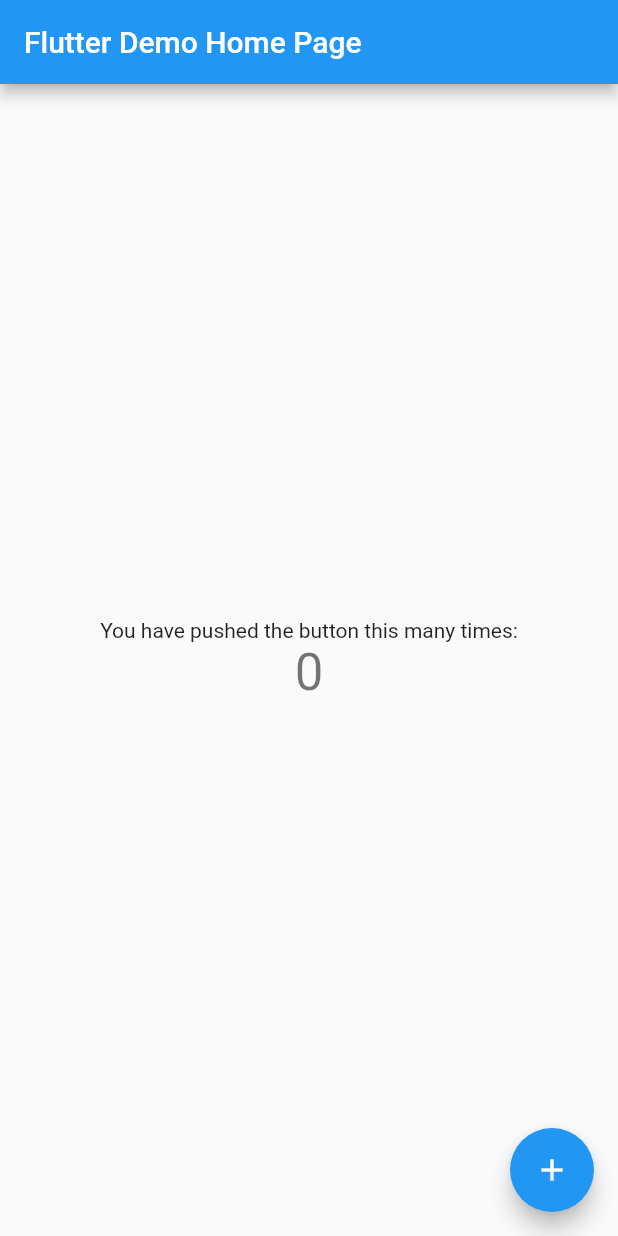
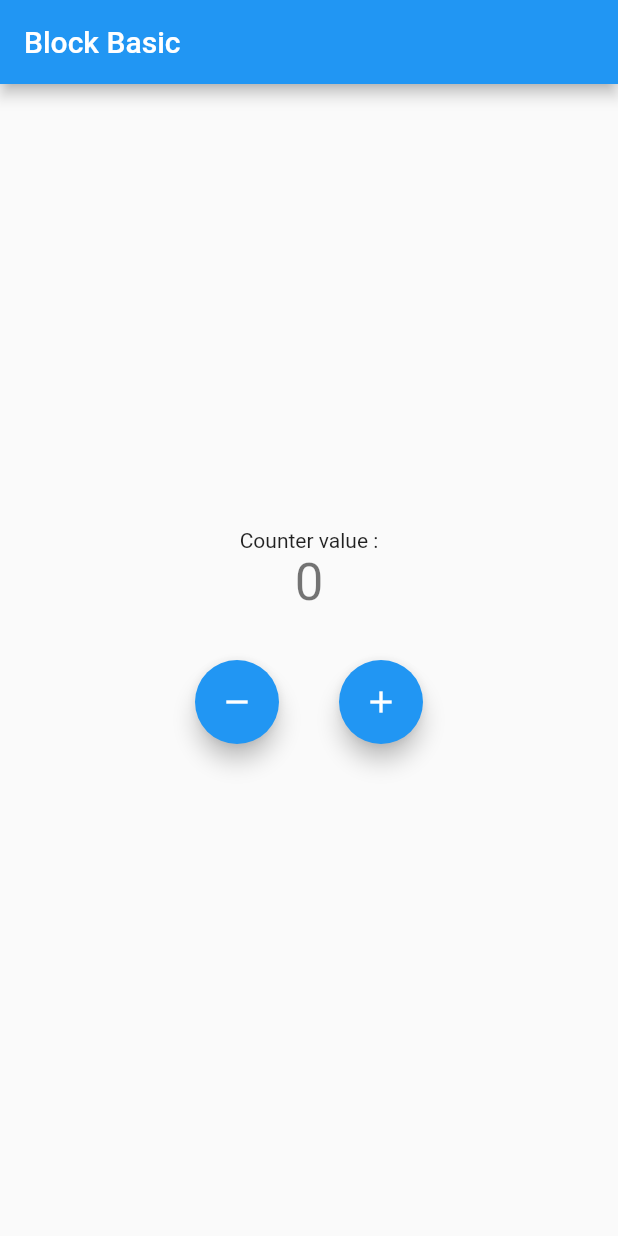
Before and after one commit to PramudiaPutra/bloc_basic, a Flutter app: the screen it shows after launch, on a phone screen of 412 x 824 dp. Run offline on Flutter 3.47's test engine with Material 2 defaults, Android fonts, the phone set to English and light mode, and no system bars; our stand-ins replace bloc, flutter_bloc.

Commit message:
state management with BlocBuilder

```diff
--- /dev/null
+++ b/lib/cubit/counter_cubit.dart
@@ -0,0 +1,11 @@
+import 'package:bloc/bloc.dart';
+
+part 'counter_state.dart';
+
+class CounterCubit extends Cubit<CounterState> {
+  CounterCubit() : super(CounterState(counterVal: 0));
+
+  void increment() => emit(CounterState(counterVal: state.counterVal + 1));
+
+  void decrement() => emit(CounterState(counterVal: state.counterVal - 1));
+}
--- /dev/null
+++ b/lib/cubit/counter_state.dart
@@ -0,0 +1,9 @@
+part of 'counter_cubit.dart';
+
+class CounterState {
+  int counterVal;
+
+  CounterState({
+    required this.counterVal,
+  });
+}
--- a/lib/main.dart
+++ b/lib/main.dart
@@ -1,4 +1,6 @@
+import 'package:bloc_basic/cubit/counter_cubit.dart';
 import 'package:flutter/material.dart';
+import 'package:flutter_bloc/flutter_bloc.dart';
 
 void main() {
   runApp(const MyApp());
@@ -10,12 +12,15 @@ class MyApp extends StatelessWidget {
   // This widget is the root of your application.
   @override
   Widget build(BuildContext context) {
-    return MaterialApp(
-      title: 'Flutter Demo',
-      theme: ThemeData(
-        primarySwatch: Colors.blue,
+    return BlocProvider(
+      create: (context) => CounterCubit(),
+      child: MaterialApp(
+        title: 'Flutter Demo',
+        theme: ThemeData(
+          primarySwatch: Colors.blue,
+        ),
+        home: const MyHomePage(title: 'Block Basic'),
       ),
-      home: const MyHomePage(title: 'Flutter Demo Home Page'),
     );
   }
 }
@@ -30,15 +35,6 @@ class MyHomePage extends StatefulWidget {
 }
 
 class _MyHomePageState extends State<MyHomePage> {
-  int _counter = 0;
-
-  void _incrementCounter() {
-    setState(() {
-
-      _counter++;
-    });
-  }
-
   @override
   Widget build(BuildContext context) {
     return Scaffold(
@@ -50,19 +46,44 @@ class _MyHomePageState extends State<MyHomePage> {
           mainAxisAlignment: MainAxisAlignment.center,
           children: <Widget>[
             const Text(
-              'You have pushed the button this many times:',
+              'Counter value :',
             ),
-            Text(
-              '$_counter',
-              style: Theme.of(context).textTheme.headline4,
+            BlocBuilder<CounterCubit, CounterState>(
+              builder: (context, state) {
+                return Text(
+                  state.counterVal.toString(),
+                  style: Theme
+                      .of(context)
+                      .textTheme
+                      .headline4,
+                );
+              },
             ),
+            Container(
+              padding: const EdgeInsets.all(32),
+              child: Row(
+                mainAxisAlignment: MainAxisAlignment.center,
+                children: [
+                  FloatingActionButton(
+                    onPressed: () {
+                      BlocProvider.of<CounterCubit>(context).decrement();
+                    },
+                    tooltip: 'Increment',
+                    child: const Icon(Icons.remove),
+                  ),
+                  const SizedBox(width: 40),
+                  FloatingActionButton(
+                    onPressed: () {
+                      BlocProvider.of<CounterCubit>(context).increment();
+                    },
+                    tooltip: 'Increment',
+                    child: const Icon(Icons.add),
+                  ),
+                ],
+              ),
+            )
           ],
         ),
-      ),
-      floatingActionButton: FloatingActionButton(
-        onPressed: _incrementCounter,
-        tooltip: 'Increment',
-        child: const Icon(Icons.add),
       ),
     );
   }
```
